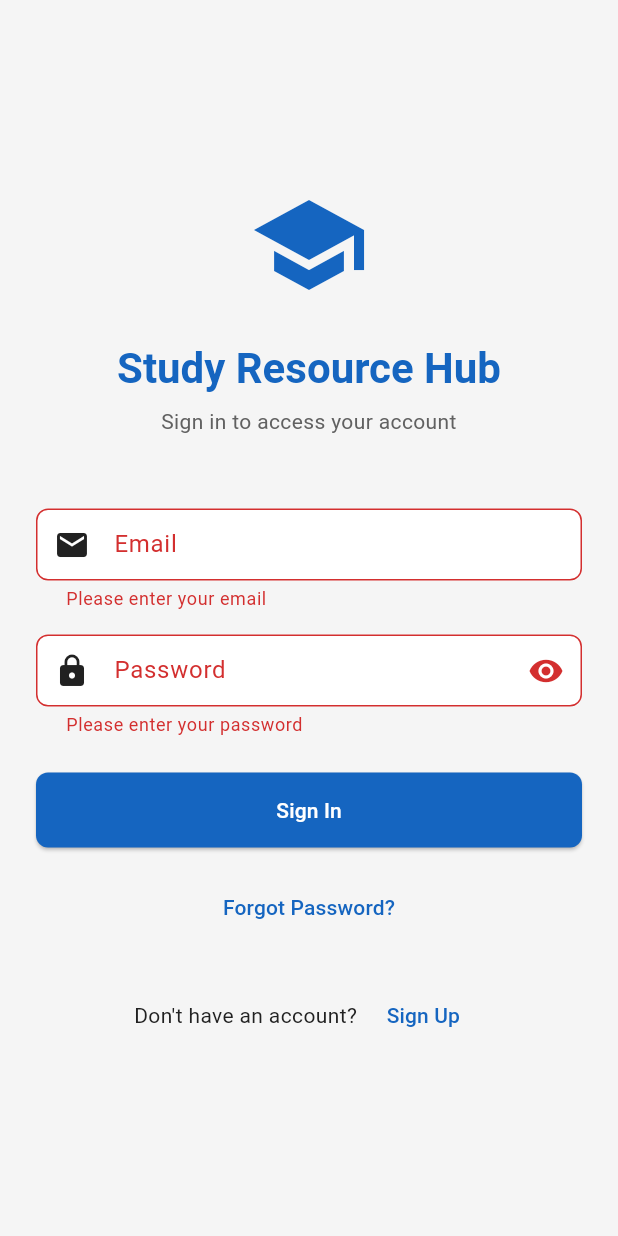
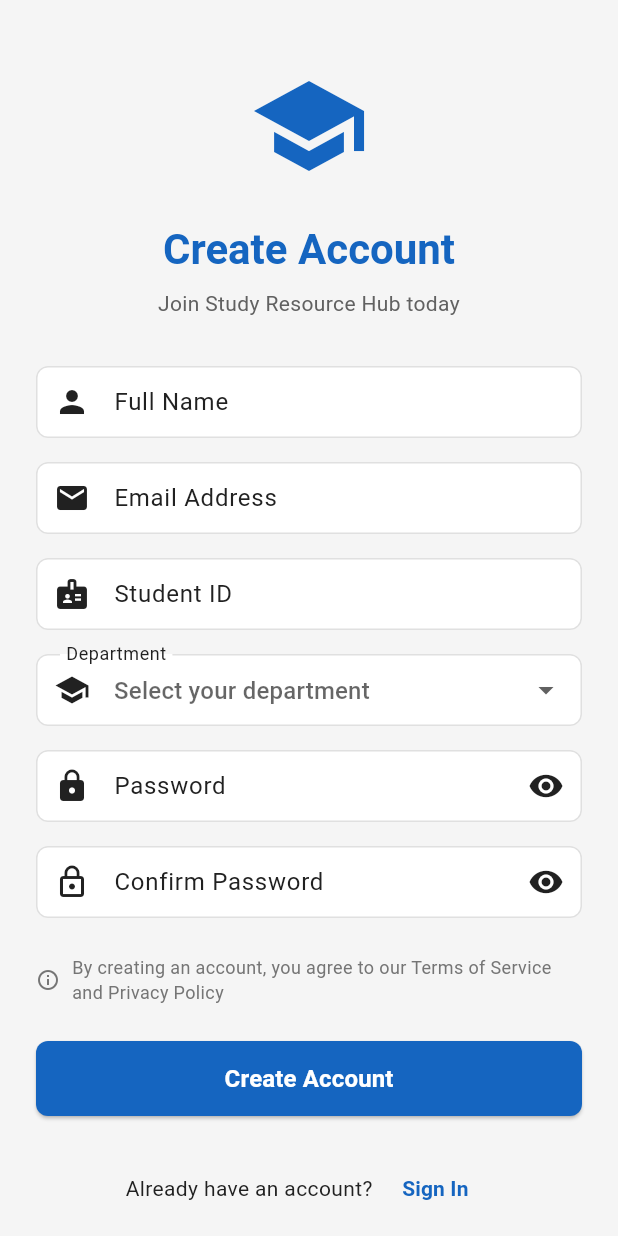
Before and after one commit to ongsiewtyng/sr_hub, a Flutter app: the screen it shows after launch, after a tap on "Sign In", after a tap on "Sign Up", on a phone screen of 412 x 824 dp. Run offline on Flutter 3.47's test engine with Material 3 defaults, Android fonts, the phone set to English and light mode, and no system bars; our stand-ins replace cloud_firestore, firebase_auth, firebase_core, flutter_riverpod, go_router; accounts and stored records are empty.

Commit message:
register screen build

```diff
--- a/sr-hub/lib/main.dart
+++ b/sr-hub/lib/main.dart
@@ -3,6 +3,7 @@ import 'package:flutter/material.dart';
 import 'package:flutter_riverpod/flutter_riverpod.dart';
 import 'package:firebase_core/firebase_core.dart';
 import 'package:go_router/go_router.dart';
+import 'package:sr_hub/screens/auth/register_screen.dart';
 import 'package:sr_hub/screens/resources/resources_search_screen.dart';
 import 'screens/home_screen.dart';
 import 'screens/library/library_map_screen.dart';
@@ -39,6 +40,10 @@ final _router = GoRouter(
       builder: (context, state) => const LoginScreen(),
     ),
     GoRoute(
+      path: '/register',
+      builder: (context, state) => const RegisterScreen(),
+    ),
+    GoRoute(
       path: '/library',
       builder: (context, state) => const LibraryMapScreen(),
     ),
--- a/sr-hub/lib/screens/auth/login_screen.dart
+++ b/sr-hub/lib/screens/auth/login_screen.dart
@@ -176,9 +176,14 @@ class _LoginScreenState extends ConsumerState<LoginScreen> {
                     const Text("Don't have an account? "),
                     TextButton(
                       onPressed: () {
-                        // Navigate to register screen
+                        context.go('/register');
                       },
-                      child: const Text('Sign Up'),
+                      child: const Text(
+                        'Sign Up',
+                        style: TextStyle(
+                          fontWeight: FontWeight.bold,
+                        ),
+                      ),
                     ),
                   ],
                 ),
--- /dev/null
+++ b/sr-hub/lib/screens/auth/register_screen.dart
@@ -0,0 +1,401 @@
+// lib/screens/auth/register_screen.dart
+import 'package:flutter/material.dart';
+import 'package:flutter_riverpod/flutter_riverpod.dart';
+import 'package:go_router/go_router.dart';
+import '../../providers/auth_provider.dart';
+import '../../widgets/loading_indicator.dart';
+
+class RegisterScreen extends ConsumerStatefulWidget {
+  const RegisterScreen({Key? key}) : super(key: key);
+
+  @override
+  ConsumerState<RegisterScreen> createState() => _RegisterScreenState();
+}
+
+class _RegisterScreenState extends ConsumerState<RegisterScreen> {
+  final _formKey = GlobalKey<FormState>();
+  final _nameController = TextEditingController();
+  final _emailController = TextEditingController();
+  final _passwordController = TextEditingController();
+  final _confirmPasswordController = TextEditingController();
+  final _studentIdController = TextEditingController();
+  final _departmentController = TextEditingController();
+
+  bool _isLoading = false;
+  bool _obscurePassword = true;
+  bool _obscureConfirmPassword = true;
+  String? _selectedDepartment;
+
+  final List<String> _departments = [
+    'Computer Science',
+    'Information Technology',
+    'Software Engineering',
+    'Data Science',
+    'Cybersecurity',
+    'Business Administration',
+    'Marketing',
+    'Finance',
+    'Accounting',
+    'Economics',
+    'Psychology',
+    'Sociology',
+    'Political Science',
+    'History',
+    'English Literature',
+    'Mathematics',
+    'Physics',
+    'Chemistry',
+    'Biology',
+    'Environmental Science',
+    'Mechanical Engineering',
+    'Electrical Engineering',
+    'Civil Engineering',
+    'Chemical Engineering',
+    'Architecture',
+    'Graphic Design',
+    'Fine Arts',
+    'Music',
+    'Theater Arts',
+    'Communications',
+    'Journalism',
+    'Education',
+    'Nursing',
+    'Medicine',
+    'Pharmacy',
+    'Physical Therapy',
+    'Other',
+  ];
+
+  @override
+  void dispose() {
+    _nameController.dispose();
+    _emailController.dispose();
+    _passwordController.dispose();
+    _confirmPasswordController.dispose();
+    _studentIdController.dispose();
+    _departmentController.dispose();
+    super.dispose();
+  }
+
+  Future<void> _register() async {
+    if (!_formKey.currentState!.validate()) return;
+
+    setState(() => _isLoading = true);
+
+    try {
+      await ref.read(authServiceProvider).registerWithEmailAndPassword(
+        _emailController.text.trim(),
+        _passwordController.text,
+        _nameController.text.trim(),
+        _studentIdController.text.trim(),
+        _selectedDepartment ?? 'Other',
+      );
+
+      if (mounted) {
+        // Show success message
+        ScaffoldMessenger.of(context).showSnackBar(
+          const SnackBar(
+            content: Text('Account created successfully! Welcome to Study Resource Hub!'),
+            backgroundColor: Colors.green,
+            duration: Duration(seconds: 3),
+          ),
+        );
+
+        // Navigate to home
+        context.go('/');
+      }
+    } catch (e) {
+      if (mounted) {
+        String errorMessage = 'Registration failed';
+
+        // Handle specific Firebase Auth errors
+        if (e.toString().contains('email-already-in-use')) {
+          errorMessage = 'An account with this email already exists';
+        } else if (e.toString().contains('weak-password')) {
+          errorMessage = 'Password is too weak. Please choose a stronger password';
+        } else if (e.toString().contains('invalid-email')) {
+          errorMessage = 'Please enter a valid email address';
+        } else if (e.toString().contains('network-request-failed')) {
+          errorMessage = 'Network error. Please check your internet connection';
+        } else {
+          errorMessage = 'Registration failed: ${e.toString()}';
+        }
+
+        ScaffoldMessenger.of(context).showSnackBar(
+          SnackBar(
+            content: Text(errorMessage),
+            backgroundColor: Colors.red,
+            duration: const Duration(seconds: 4),
+          ),
+        );
+      }
+    } finally {
+      if (mounted) {
+        setState(() => _isLoading = false);
+      }
+    }
+  }
+
+  @override
+  Widget build(BuildContext context) {
+    return Scaffold(
+      body: SafeArea(
+        child: SingleChildScrollView(
+          padding: const EdgeInsets.all(24),
+          child: Form(
+            key: _formKey,
+            child: Column(
+              crossAxisAlignment: CrossAxisAlignment.stretch,
+              children: [
+                const SizedBox(height: 20),
+
+                // Logo/Title
+                Icon(
+                  Icons.school,
+                  size: 80,
+                  color: Theme.of(context).primaryColor,
+                ),
+                const SizedBox(height: 24),
+                Text(
+                  'Create Account',
+                  textAlign: TextAlign.center,
+                  style: Theme.of(context).textTheme.headlineMedium?.copyWith(
+                    fontWeight: FontWeight.bold,
+                    color: Theme.of(context).primaryColor,
+                  ),
+                ),
+                const SizedBox(height: 8),
+                Text(
+                  'Join Study Resource Hub today',
+                  textAlign: TextAlign.center,
+                  style: TextStyle(
+                    color: Colors.grey.shade700,
+                  ),
+                ),
+                const SizedBox(height: 32),
+
+                // Full Name field
+                TextFormField(
+                  controller: _nameController,
+                  textCapitalization: TextCapitalization.words,
+                  decoration: const InputDecoration(
+                    labelText: 'Full Name',
+                    prefixIcon: Icon(Icons.person),
+                    hintText: 'Enter your full name',
+                  ),
+                  validator: (value) {
+                    if (value == null || value.trim().isEmpty) {
+                      return 'Please enter your full name';
+                    }
+                    if (value.trim().length < 2) {
+                      return 'Name must be at least 2 characters';
+                    }
+                    return null;
+                  },
+                ),
+                const SizedBox(height: 16),
+
+                // Email field
+                TextFormField(
+                  controller: _emailController,
+                  keyboardType: TextInputType.emailAddress,
+                  decoration: const InputDecoration(
+                    labelText: 'Email Address',
+                    prefixIcon: Icon(Icons.email),
+                    hintText: 'Enter your email address',
+                  ),
+                  validator: (value) {
+                    if (value == null || value.trim().isEmpty) {
+                      return 'Please enter your email address';
+                    }
+                    if (!RegExp(r'^[\w-\.]+@([\w-]+\.)+[\w-]{2,4}$').hasMatch(value.trim())) {
+                      return 'Please enter a valid email address';
+                    }
+                    return null;
+                  },
+                ),
+                const SizedBox(height: 16),
+
+                // Student ID field
+                TextFormField(
+                  controller: _studentIdController,
+                  decoration: const InputDecoration(
+                    labelText: 'Student ID',
+                    prefixIcon: Icon(Icons.badge),
+                    hintText: 'Enter your student ID',
+                  ),
+                  validator: (value) {
+                    if (value == null || value.trim().isEmpty) {
+                      return 'Please enter your student ID';
+                    }
+                    if (value.trim().length < 3) {
+                      return 'Student ID must be at least 3 characters';
+                    }
+                    return null;
+                  },
+                ),
+                const SizedBox(height: 16),
+
+                // Department dropdown
+                DropdownButtonFormField<String>(
+                  value: _selectedDepartment,
+                  decoration: const InputDecoration(
+                    labelText: 'Department',
+                    prefixIcon: Icon(Icons.school),
+                    hintText: 'Select your department',
+                  ),
+                  items: _departments.map((department) {
+                    return DropdownMenuItem<String>(
+                      value: department,
+                      child: Text(department),
+                    );
+                  }).toList(),
+                  onChanged: (value) {
+                    setState(() {
+                      _selectedDepartment = value;
+                    });
+                  },
+                  validator: (value) {
+                    if (value == null || value.isEmpty) {
+                      return 'Please select your department';
+                    }
+                    return null;
+                  },
+                ),
+                const SizedBox(height: 16),
+
+                // Password field
+                TextFormField(
+                  controller: _passwordController,
+                  obscureText: _obscurePassword,
+                  decoration: InputDecoration(
+                    labelText: 'Password',
+                    prefixIcon: const Icon(Icons.lock),
+                    hintText: 'Enter your password',
+                    suffixIcon: IconButton(
+                      icon: Icon(
+                        _obscurePassword ? Icons.visibility : Icons.visibility_off,
+                      ),
+                      onPressed: () {
+                        setState(() => _obscurePassword = !_obscurePassword);
+                      },
+                    ),
+                  ),
+                  validator: (value) {
+                    if (value == null || value.isEmpty) {
+                      return 'Please enter a password';
+                    }
+                    if (value.length < 6) {
+                      return 'Password must be at least 6 characters';
+                    }
+                    if (!RegExp(r'^(?=.*[a-zA-Z])(?=.*\d)').hasMatch(value)) {
+                      return 'Password must contain both letters and numbers';
+                    }
+                    return null;
+                  },
+                ),
+                const SizedBox(height: 16),
+
+                // Confirm Password field
+                TextFormField(
+                  controller: _confirmPasswordController,
+                  obscureText: _obscureConfirmPassword,
+                  decoration: InputDecoration(
+                    labelText: 'Confirm Password',
+                    prefixIcon: const Icon(Icons.lock_outline),
+                    hintText: 'Confirm your password',
+                    suffixIcon: IconButton(
+                      icon: Icon(
+                        _obscureConfirmPassword ? Icons.visibility : Icons.visibility_off,
+                      ),
+                      onPressed: () {
+                        setState(() => _obscureConfirmPassword = !_obscureConfirmPassword);
+                      },
+                    ),
+                  ),
+                  validator: (value) {
+                    if (value == null || value.isEmpty) {
+                      return 'Please confirm your password';
+                    }
+                    if (value != _passwordController.text) {
+                      return 'Passwords do not match';
+                    }
+                    return null;
+                  },
+                ),
+                const SizedBox(height: 24),
+
+                // Terms and conditions
+                Row(
+                  children: [
+                    Icon(
+                      Icons.info_outline,
+                      size: 16,
+                      color: Colors.grey.shade600,
+                    ),
+                    const SizedBox(width: 8),
+                    Expanded(
+                      child: Text(
+                        'By creating an account, you agree to our Terms of Service and Privacy Policy',
+                        style: TextStyle(
+                          fontSize: 12,
+                          color: Colors.grey.shade600,
+                        ),
+                      ),
+                    ),
+                  ],
+                ),
+                const SizedBox(height: 24),
+
+                // Register button
+                SizedBox(
+                  height: 50,
+                  child: ElevatedButton(
+                    onPressed: _isLoading ? null : _register,
+                    child: _isLoading
+                        ? const SizedBox(
+                      height: 20,
+                      width: 20,
+                      child: CircularProgressIndicator(
+                        strokeWidth: 2,
+                        valueColor: AlwaysStoppedAnimation<Color>(Colors.white),
+                      ),
+                    )
+                        : const Text(
+                      'Create Account',
+                      style: TextStyle(
+                        fontSize: 16,
+                        fontWeight: FontWeight.bold,
+                      ),
+                    ),
+                  ),
+                ),
+                const SizedBox(height: 24),
+
+                // Login link
+                Row(
+                  mainAxisAlignment: MainAxisAlignment.center,
+                  children: [
+                    const Text("Already have an account? "),
+                    TextButton(
+                      onPressed: _isLoading ? null : () {
+                        context.go('/login');
+                      },
+                      child: const Text(
+                        'Sign In',
+                        style: TextStyle(
+                          fontWeight: FontWeight.bold,
+                        ),
+                      ),
+                    ),
+                  ],
+                ),
+                const SizedBox(height: 20),
+              ],
+            ),
+          ),
+        ),
+      ),
+    );
+  }
+}
```
Also changed, not shown: sr-hub/lib/screens/auth/signup_screen.dart (deleted, +0 -138 lines), sr-hub/lib/services/auth_service.dart (+50 -1 lines).
